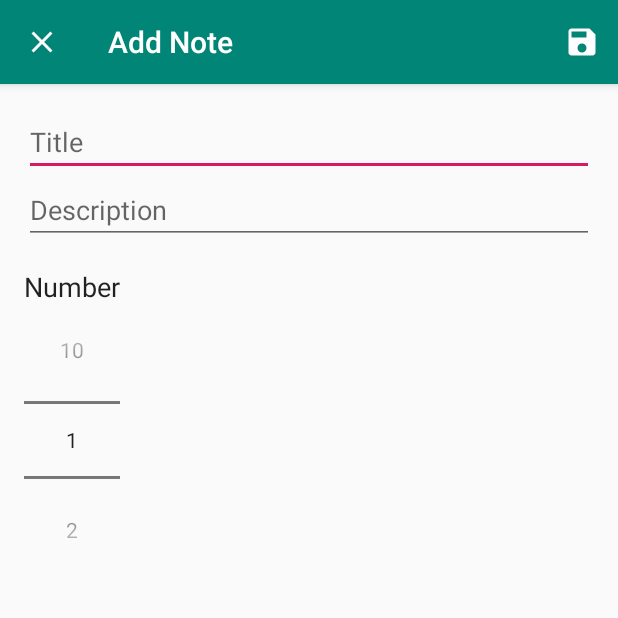
After one commit to dewpickers/dew-scheduler, an Android app: the NewNoteActivity screen opened directly, with no data from a screen before it, on a phone screen of 412 x 824 dp, the top half of it. The commit adds this screen. Run offline under Robolectric (Android 15) with nearby library versions, the phone set to English and light mode, and no system bars; our stand-ins replace Firebase (no records; nobody signed in at launch, a user with empty details on screens opened directly).

Commit message:
Moved MyApplication2 contents to DewScheduler project

```diff
--- /dev/null
+++ b/app/src/main/java/com/example/dewscheduler/NewNoteActivity.java
@@ -0,0 +1,84 @@
+package com.example.dewscheduler;
+
+import androidx.appcompat.app.AppCompatActivity;
+
+import android.content.Intent;
+import android.os.Bundle;
+import android.view.Menu;
+import android.view.MenuInflater;
+import android.view.MenuItem;
+import android.widget.EditText;
+import android.widget.NumberPicker;
+import android.widget.Toast;
+
+import com.google.firebase.firestore.CollectionReference;
+import com.google.firebase.firestore.FirebaseFirestore;
+
+public class NewNoteActivity extends AppCompatActivity {
+    private EditText editTextTitle;
+    private EditText editTextDescription;
+    private NumberPicker numberPickerNumber;
+
+    private boolean isEditing = false;
+
+    @Override
+    protected void onCreate(Bundle savedInstanceState) {
+        super.onCreate(savedInstanceState);
+        setContentView(R.layout.activity_new_note);
+
+        getSupportActionBar().setHomeAsUpIndicator(R.drawable.ic_close);
+        setTitle("Add Note");
+
+        editTextTitle = findViewById(R.id.edit_text_title);
+        editTextDescription = findViewById(R.id.edit_text_description);
+        numberPickerNumber = findViewById(R.id.number_picker_number);
+
+        numberPickerNumber.setMinValue(1);
+        numberPickerNumber.setMaxValue(10);
+
+        Intent intent = getIntent();
+        String title = intent.getStringExtra("title");
+        if(title != null)
+        {
+            isEditing = true;
+            setTitle("Edit Note");
+            editTextTitle.setText(title);
+            editTextDescription.setText(intent.getStringExtra("description"));
+            numberPickerNumber.setValue(intent.getIntExtra("number", 1));
+        }
+    }
+
+    @Override
+    public boolean onCreateOptionsMenu(Menu menu) {
+        MenuInflater menuInflater = getMenuInflater();
+        menuInflater.inflate(R.menu.new_note_menu, menu);
+        return super.onCreateOptionsMenu(menu);
+    }
+
+    @Override
+    public boolean onOptionsItemSelected(MenuItem item) {
+        switch (item.getItemId()) {
+            case R.id.save_note:
+                saveNote();
+                return true;
+            default:
+                return super.onOptionsItemSelected(item);
+        }
+    }
+
+    private void saveNote() {
+        String title = editTextTitle.getText().toString();
+        String description = editTextDescription.getText().toString();
+        int number = numberPickerNumber.getValue();
+
+        if (title.trim().isEmpty() || description.trim().isEmpty()) {
+            Toast.makeText(this, "Пожалуйсте, заполните поле", Toast.LENGTH_SHORT).show();
+            return;
+        }
+        CollectionReference notebookRef = FirebaseFirestore.getInstance()
+                .collection("Notebook");
+        notebookRef.add(new Note(title, description, number));
+        Toast.makeText(this, "Запись добавлена", Toast.LENGTH_SHORT).show();
+        finish();
+    }
+}
--- /dev/null
+++ b/app/src/main/res/drawable/ic_add.xml
@@ -0,0 +1,5 @@
+<vector android:height="24dp" android:tint="#FFFFFF"
+    android:viewportHeight="24.0" android:viewportWidth="24.0"
+    android:width="24dp" xmlns:android="http://schemas.android.com/apk/res/android">
+    <path android:fillColor="#FF000000" android:pathData="M19,13h-6v6h-2v-6H5v-2h6V5h2v6h6v2z"/>
+</vector>
--- /dev/null
+++ b/app/src/main/res/drawable/ic_close.xml
@@ -0,0 +1,5 @@
+<vector android:height="24dp" android:tint="#FFFFFF"
+    android:viewportHeight="24.0" android:viewportWidth="24.0"
+    android:width="24dp" xmlns:android="http://schemas.android.com/apk/res/android">
+    <path android:fillColor="#FF000000" android:pathData="M19,6.41L17.59,5 12,10.59 6.41,5 5,6.41 10.59,12 5,17.59 6.41,19 12,13.41 17.59,19 19,17.59 13.41,12z"/>
+</vector>
--- /dev/null
+++ b/app/src/main/res/drawable/ic_save.xml
@@ -0,0 +1,5 @@
+<vector android:height="24dp" android:tint="#FFFFFF"
+    android:viewportHeight="24.0" android:viewportWidth="24.0"
+    android:width="24dp" xmlns:android="http://schemas.android.com/apk/res/android">
+    <path android:fillColor="#FF000000" android:pathData="M17,3L5,3c-1.11,0 -2,0.9 -2,2v14c0,1.1 0.89,2 2,2h14c1.1,0 2,-0.9 2,-2L21,7l-4,-4zM12,19c-1.66,0 -3,-1.34 -3,-3s1.34,-3 3,-3 3,1.34 3,3 -1.34,3 -3,3zM15,9L5,9L5,5h10v4z"/>
+</vector>
--- /dev/null
+++ b/app/src/main/res/layout/activity_new_note.xml
@@ -0,0 +1,35 @@
+<?xml version="1.0" encoding="utf-8"?>
+<LinearLayout xmlns:android="http://schemas.android.com/apk/res/android"
+    xmlns:app="http://schemas.android.com/apk/res-auto"
+    xmlns:tools="http://schemas.android.com/tools"
+    android:layout_width="match_parent"
+    android:layout_height="match_parent"
+    android:orientation="vertical"
+    android:padding="16dp"
+    tools:context=".NewNoteActivity">
+
+    <EditText
+        android:id="@+id/edit_text_title"
+        android:layout_width="match_parent"
+        android:layout_height="wrap_content"
+        android:hint="Title"
+        android:inputType="text"/>
+    <EditText
+        android:id="@+id/edit_text_description"
+        android:layout_width="match_parent"
+        android:layout_height="wrap_content"
+        android:hint="Description"
+        android:inputType="textMultiLine"/>
+    <TextView
+        android:layout_width="wrap_content"
+        android:layout_height="wrap_content"
+        android:layout_marginTop="16dp"
+        android:text="Number"
+        android:textAppearance="@android:style/TextAppearance.Medium"/>
+    <NumberPicker
+        android:id="@+id/number_picker_number"
+        android:layout_width="wrap_content"
+        android:layout_height="wrap_content"/>
+
+
+</LinearLayout>
--- /dev/null
+++ b/app/src/main/res/menu/new_note_menu.xml
@@ -0,0 +1,9 @@
+<?xml version="1.0" encoding="utf-8"?>
+<menu xmlns:android="http://schemas.android.com/apk/res/android"
+    xmlns:app="http://schemas.android.com/apk/res-auto">
+<item
+    android:id ="@+id/save_note"
+    android:icon="@drawable/ic_save"
+    android:title="Save"
+    app:showAsAction="ifRoom"/>
+</menu>
--- a/app/src/main/res/values/strings.xml
+++ b/app/src/main/res/values/strings.xml
@@ -1,4 +1,3 @@
 <resources>
     <string name="app_name">Dew Scheduler</string>
-    <string name="action_settings">Settings</string>
 </resources>
--- a/build.gradle
+++ b/build.gradle
@@ -7,8 +7,8 @@ buildscript {
 
     }
     dependencies {
-        classpath 'com.android.tools.build:gradle:3.5.0'
-
+        classpath 'com.android.tools.build:gradle:3.5.2'
+        classpath 'com.google.gms:google-services:4.3.3'
         // NOTE: Do not place your application dependencies here; they belong
         // in the individual module build.gradle files
     }
```
Also changed, not shown: app/build.gradle (+12 -4 lines), app/src/main/AndroidManifest.xml (+7 -5 lines), app/src/main/java/com/example/dewscheduler/MainActivity.java (+52 -31 lines), app/src/main/java/com/example/dewscheduler/Note.java (added, +30 -0 lines), app/src/main/java/com/example/dewscheduler/NoteAdapter.java (added, +69 -0 lines), app/src/main/res/layout/activity_main.xml (+11 -21 lines), app/src/main/res/layout/content_main.xml (deleted, +0 -9 lines), app/src/main/res/layout/note_item.xml (added, +45 -0 lines), app/src/main/res/menu/menu_main.xml (deleted, +0 -10 lines).
